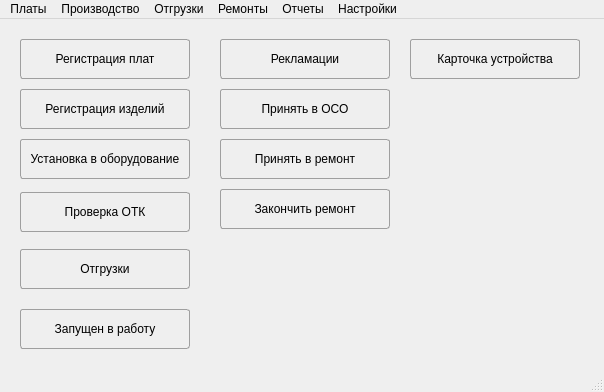
The window that Remont/mainwindow.ui (AlexeyScherbakov2021/Remont2) describes before a commit, drawn with Qt 5.
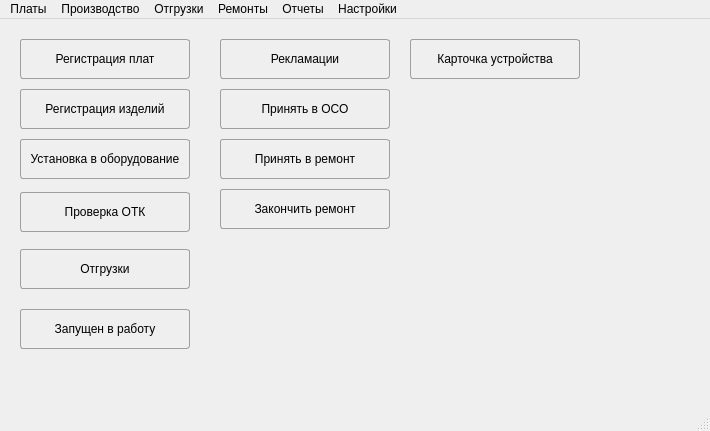
The same window after the commit. Icons and pictures are not drawn.

```diff
--- a/Remont/mainwindow.ui
+++ b/Remont/mainwindow.ui
@@ -6,8 +6,8 @@
    <rect>
     <x>0</x>
     <y>0</y>
-    <width>604</width>
-    <height>392</height>
+    <width>710</width>
+    <height>431</height>
    </rect>
   </property>
   <property name="windowTitle">
@@ -200,7 +200,7 @@
     <rect>
      <x>0</x>
      <y>0</y>
-     <width>604</width>
+     <width>710</width>
      <height>21</height>
     </rect>
    </property>
```
